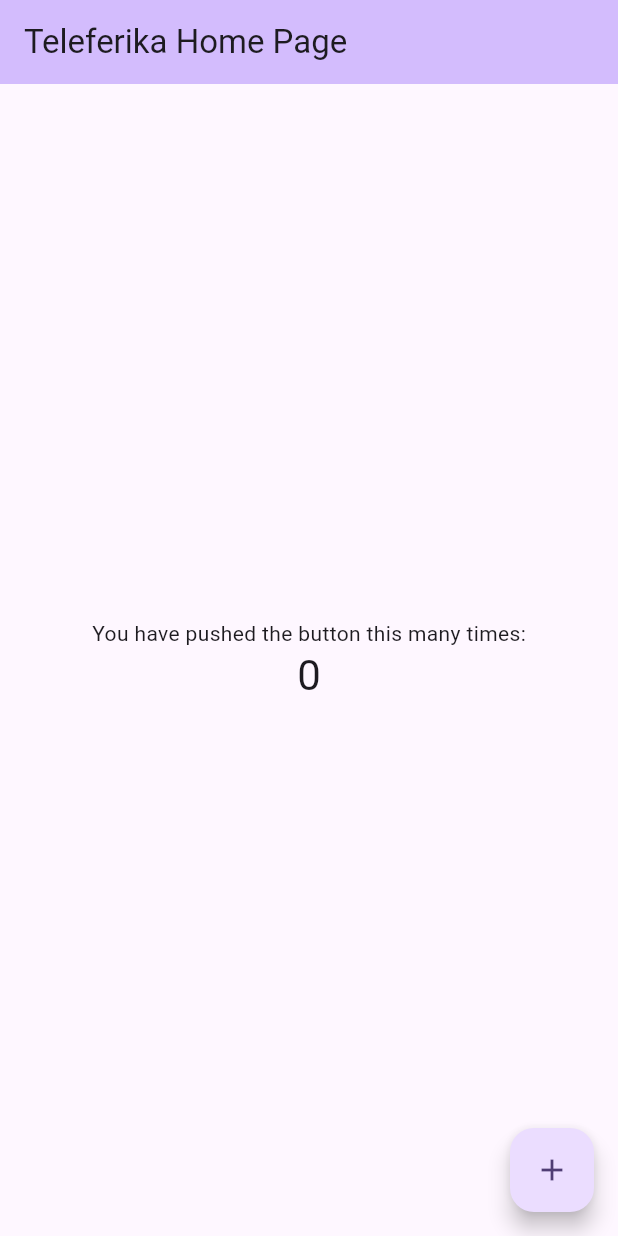
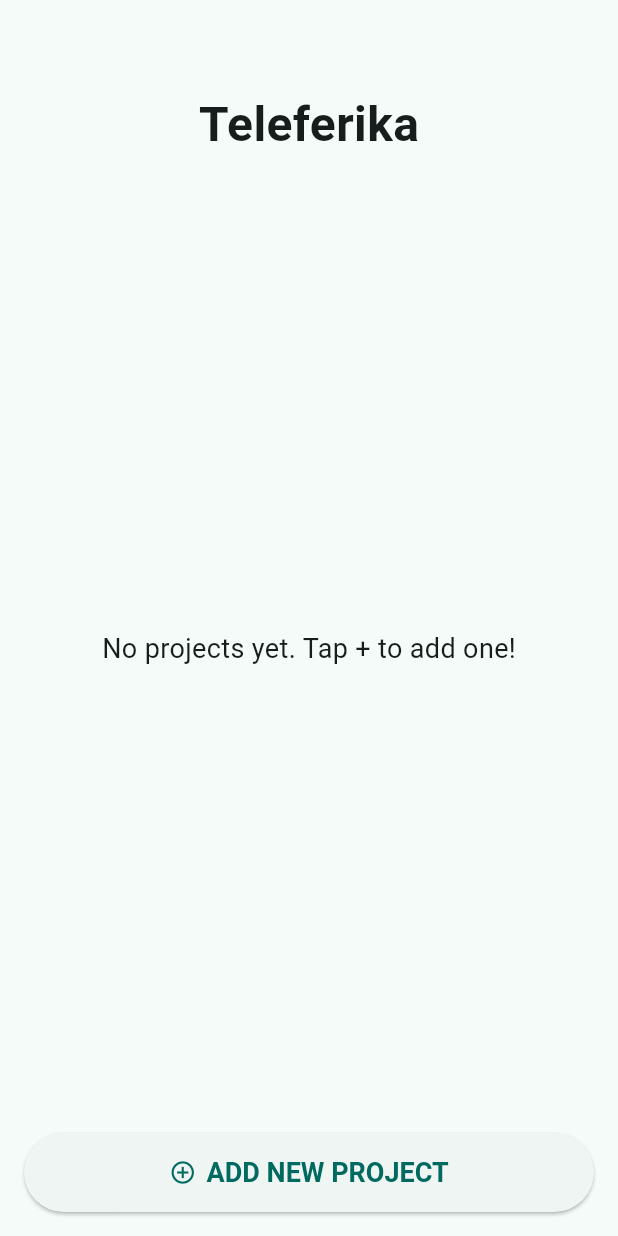
Before and after one commit to jlbbooks/Teleferika, a Flutter app: the screen it shows after launch, on a phone screen of 412 x 824 dp. Run offline on Flutter 3.47's test engine with Material 3 defaults, Android fonts, the phone set to English and light mode, and no system bars; our stand-ins replace sqflite; accounts and stored records are empty.

Commit message:
feat: Implement Project List Page and Last Update Tracking
This commit introduces a `ProjectsListPage` to display a list of projects from the database. It also adds a `last_update` timestamp to projects, automatically updating it on relevant operations and using it for sorting.

**Key Changes:**

- **`ProjectsListPage` (`lib/projects_list_page.dart`):**
    - Displays a list of projects fetched from `DatabaseHelper`.
    - Shows project name and formatted `last_update` time.
    - Includes an "ADD NEW PROJECT" button (currently adds a dummy project and refreshes the list).
    - Supports long-press on a project item to trigger a delete confirmation dialog and delete the project.
    - Uses `FutureBuilder` to handle loading and error states.
    - Placeholder navigation for adding/editing and viewing project details.
    - Includes a "Teleferika" title at the top of the page.
- **Database (`lib/db/database_helper.dart`):**
    - **Schema Update (Version 2):**
        - Added `last_update` (TEXT) column to the `projects` table.
        - Implemented `_onUpgrade` to handle database migration, adding the new column and populating it with the current time for existing projects.
        - Renamed database from "Projects.db" to "Photogrammetry.db".
    - **Timestamp Logic:**
        - `insertProject` and `updateProject` now automatically set/update the `last_update` field to the current time.
        - `getAllProjects` now orders projects by `last_update` in descending order (newest first).
        - Helper method `_updateProjectTimestamp` created to update a project's `last_update` time.
        - `insertPoint`, `updatePoint`, `deletePoint`, `insertImage`, `updateImage`, `deleteImage`, `setProjectStartingPoint`, and `setProjectEndingPoint` now call `_updateProjectTimestamp` to ensure the parent project's `last_update` is modified.
- **Project Model (`lib/db/models/project_model.dart`):**
    - Added `lastUpdate` (DateTime?) field.
    - Updated `toMap()` and `fromMap()` to handle serialization/deserialization of `lastUpdate` (using ISO8601 string format).
- **Main (`lib/main.dart`):**
    - Changed `MyApp`'s `home` to `ProjectsListPage`.
    - Removed the old `MyHomePage` (counter example).
    - Updated theme `seedColor` to `Colors.teal`.
- **Dependencies (`pubspec.yaml`):**
    - Added `intl: ^0.20.2` for date formatting in `ProjectsListPage`.

```diff
--- a/lib/db/models/project_model.dart
+++ b/lib/db/models/project_model.dart
@@ -1,9 +1,11 @@
+// project_model.dart
 class ProjectModel {
   final int? id;
   String name;
   int? startingPointId;
   int? endingPointId;
   double? azimuth;
+  DateTime? lastUpdate; // New field
 
   ProjectModel({
     this.id,
@@ -11,10 +13,9 @@ class ProjectModel {
     this.startingPointId,
     this.endingPointId,
     this.azimuth,
+    this.lastUpdate,
   });
 
-  // Convert a Project into a Map. The keys must correspond to the names of the
-  // columns in the database.
   Map<String, dynamic> toMap() {
     return {
       'id': id,
@@ -22,10 +23,11 @@ class ProjectModel {
       'starting_point_id': startingPointId,
       'ending_point_id': endingPointId,
       'azimuth': azimuth,
+      // Store DateTime as ISO8601 string or Unix timestamp (milliseconds)
+      'last_update': lastUpdate?.toIso8601String(),
     };
   }
 
-  // Implement fromMap if you need to convert from a Map back to a Project
   factory ProjectModel.fromMap(Map<String, dynamic> map) {
     return ProjectModel(
       id: map['id'],
@@ -33,11 +35,15 @@ class ProjectModel {
       startingPointId: map['starting_point_id'],
       endingPointId: map['ending_point_id'],
       azimuth: map['azimuth'],
+      // Parse from ISO8601 string or Unix timestamp
+      lastUpdate: map['last_update'] != null
+          ? DateTime.tryParse(map['last_update']) // Handles if parsing fails
+          : null,
     );
   }
 
   @override
   String toString() {
-    return 'Project{id: $id, name: $name, startingPointId: $startingPointId, endingPointId: $endingPointId, azimuth: $azimuth}';
+    return 'ProjectModel{id: $id, name: $name, startingPointId: $startingPointId, endingPointId: $endingPointId, azimuth: $azimuth, lastUpdate: $lastUpdate}';
   }
 }
--- a/lib/main.dart
+++ b/lib/main.dart
@@ -1,13 +1,15 @@
+// main.dart
 import 'dart:async';
 
 import 'package:flutter/material.dart';
 
 import 'db/database_helper.dart';
-import 'logger.dart';
+import 'logger.dart'; // Assuming logger.dart is in the same directory (lib)
+import 'projects_list_page.dart'; // Import your ProjectsListPage
 
 void main() {
-  // Ensure Flutter bindings are initialized before doing async work or using plugins.
   WidgetsFlutterBinding.ensureInitialized();
+  // Call the setupLogging function from logger.dart
   setupLogging();
   runApp(const MyAppRoot());
 }
@@ -21,11 +23,12 @@ class MyAppRoot extends StatefulWidget {
 
 class _MyAppRootState extends State<MyAppRoot> {
   bool _isLoading = true;
-  final int _minimumSplashTimeSeconds = 3; // Minimum time for splash screen
+  final int _minimumSplashTimeSeconds = 3;
 
   @override
   void initState() {
     super.initState();
+    // Use the logger instance from logger.dart
     logger.info("MyAppRoot initState: Starting app initialization.");
     _initializeApp();
   }
@@ -39,8 +42,9 @@ class _MyAppRootState extends State<MyAppRoot> {
       await dbHelper.database;
       logger.info("Database initialized successfully.");
 
+      // Simulate other checks (e.g., license, remote config)
       await Future.delayed(const Duration(milliseconds: 500));
-      logger.config("License check simulated successfully.");
+      logger.config("Other essential checks simulated successfully.");
       // Add more initialization steps here if needed
     } catch (e, stackTrace) {
       logger.severe("Error during app initialization", e, stackTrace);
@@ -63,6 +67,7 @@ class _MyAppRootState extends State<MyAppRoot> {
     }
 
     if (mounted) {
+      // Check if the widget is still in the tree
       setState(() {
         _isLoading = false;
       });
@@ -80,7 +85,7 @@ class _MyAppRootState extends State<MyAppRoot> {
       logger.finest("Building LoadingPage.");
       return const LoadingPage();
     } else {
-      logger.finest("Building MyApp.");
+      logger.finest("Building MyApp (which now loads ProjectsListPage).");
       return const MyApp();
     }
   }
@@ -89,16 +94,12 @@ class _MyAppRootState extends State<MyAppRoot> {
 class LoadingPage extends StatelessWidget {
   const LoadingPage({super.key});
 
-  // Create a logger for this specific widget/class if needed for more granular logging
-  // static final Logger _loadingPageLogger = Logger('LoadingPage');
-
   @override
   Widget build(BuildContext context) {
-    // _loadingPageLogger.fine("Building LoadingPage UI.");
     return MaterialApp(
       debugShowCheckedModeBanner: false,
       home: Scaffold(
-        backgroundColor: Colors.blueAccent,
+        backgroundColor: Colors.blueAccent, // Or your app's splash background
         body: Center(
           child: Column(
             mainAxisAlignment: MainAxisAlignment.center,
@@ -123,68 +124,20 @@ class LoadingPage extends StatelessWidget {
   }
 }
 
-// Your existing MyApp and MyHomePage
 class MyApp extends StatelessWidget {
   const MyApp({super.key});
 
   @override
   Widget build(BuildContext context) {
     return MaterialApp(
-      title: 'Teleferika', // Updated title
+      title: 'Teleferika',
       theme: ThemeData(
-        colorScheme: ColorScheme.fromSeed(seedColor: Colors.deepPurple),
+        colorScheme: ColorScheme.fromSeed(seedColor: Colors.teal),
+        // Example theme color
         useMaterial3: true,
       ),
-      home: const MyHomePage(title: 'Teleferika Home Page'),
+      debugShowCheckedModeBanner: false,
+      home: const ProjectsListPage(), // Set ProjectsListPage as the home screen
     );
   }
 }
-
-class MyHomePage extends StatefulWidget {
-  const MyHomePage({super.key, required this.title});
-
-  final String title;
-
-  @override
-  State<MyHomePage> createState() => _MyHomePageState();
-}
-
-class _MyHomePageState extends State<MyHomePage> {
-  int _counter = 0;
-
-  // static final Logger _homePageLogger = Logger('MyHomePage'); // Logger for this page
-
-  void _incrementCounter() {
-    // _homePageLogger.info("Counter incremented.");
-    setState(() {
-      _counter++;
-    });
-  }
-
-  @override
-  Widget build(BuildContext context) {
-    return Scaffold(
-      appBar: AppBar(
-        backgroundColor: Theme.of(context).colorScheme.inversePrimary,
-        title: Text(widget.title),
-      ),
-      body: Center(
-        child: Column(
-          mainAxisAlignment: MainAxisAlignment.center,
-          children: <Widget>[
-            const Text('You have pushed the button this many times:'),
-            Text(
-              '$_counter',
-              style: Theme.of(context).textTheme.headlineMedium,
-            ),
-          ],
-        ),
-      ),
-      floatingActionButton: FloatingActionButton(
-        onPressed: _incrementCounter,
-        tooltip: 'Increment',
-        child: const Icon(Icons.add),
-      ),
-    );
-  }
-}
--- /dev/null
+++ b/lib/projects_list_page.dart
@@ -0,0 +1,203 @@
+// projects_list_page.dart
+import 'package:flutter/material.dart';
+import 'package:intl/intl.dart';
+
+import 'db/database_helper.dart';
+import 'db/models/project_model.dart';
+
+// You'll need a page to navigate to for adding/editing projects
+// import 'add_edit_project_page.dart'; // Placeholder for now
+
+class ProjectsListPage extends StatefulWidget {
+  const ProjectsListPage({super.key});
+
+  @override
+  State<ProjectsListPage> createState() => _ProjectsListPageState();
+}
+
+class _ProjectsListPageState extends State<ProjectsListPage> {
+  final DatabaseHelper _dbHelper = DatabaseHelper.instance;
+  late Future<List<ProjectModel>> _projectsFuture;
+
+  @override
+  void initState() {
+    super.initState();
+    _refreshProjectsList();
+  }
+
+  void _refreshProjectsList() {
+    setState(() {
+      _projectsFuture = _dbHelper.getAllProjects();
+    });
+  }
+
+  void _navigateToAddProjectPage() async {
+    // Navigate to your Add/Edit Project Page.
+    // After returning from that page, refresh the list.
+    // Example:
+    // final result = await Navigator.push(
+    //   context,
+    //   MaterialPageRoute(builder: (context) => const AddEditProjectPage()),
+    // );
+    // if (result == true) { // Assuming AddEditProjectPage returns true on save
+    //   _refreshProjectsList();
+    // }
+    ScaffoldMessenger.of(context).showSnackBar(
+      const SnackBar(
+        content: Text('Add New Project Tapped (Implement Navigation)'),
+      ),
+    );
+    // For now, let's add a dummy project to see the list update
+    await _dbHelper.insertProject(
+      ProjectModel(name: "New Project ${DateTime.now().second}"),
+    );
+    _refreshProjectsList();
+  }
+
+  void _navigateToProjectDetails(ProjectModel project) {
+    ScaffoldMessenger.of(context).showSnackBar(
+      SnackBar(
+        content: Text('Tapped on ${project.name} (Implement Navigation)'),
+      ),
+    );
+    // Navigate to a page showing project details, points, etc.
+  }
+
+  @override
+  Widget build(BuildContext context) {
+    return Scaffold(
+      body: Column(
+        children: <Widget>[
+          // App Title
+          Container(
+            padding: const EdgeInsets.only(top: 60.0, bottom: 20.0),
+            // Adjust for status bar
+            alignment: Alignment.center,
+            child: const Text(
+              'Teleferika',
+              style: TextStyle(
+                fontSize: 32.0,
+                fontWeight: FontWeight.bold,
+                // color: Theme.of(context).primaryColor, // Optional: use theme color
+              ),
+            ),
+          ),
+
+          // Projects List
+          Expanded(
+            child: FutureBuilder<List<ProjectModel>>(
+              future: _projectsFuture,
+              builder: (context, snapshot) {
+                if (snapshot.connectionState == ConnectionState.waiting) {
+                  return const Center(child: CircularProgressIndicator());
+                } else if (snapshot.hasError) {
+                  return Center(child: Text('Error: ${snapshot.error}'));
+                } else if (!snapshot.hasData || snapshot.data!.isEmpty) {
+                  return const Center(
+                    child: Text(
+                      'No projects yet. Tap + to add one!',
+                      style: TextStyle(fontSize: 18.0),
+                    ),
+                  );
+                }
+
+                final projects = snapshot.data!;
+                return ListView.builder(
+                  itemCount: projects.length,
+                  itemBuilder: (context, index) {
+                    final project = projects[index];
+                    String formattedDate = project.lastUpdate != null
+                        ? DateFormat(
+                            'MMM d, yyyy HH:mm',
+                          ).format(project.lastUpdate!)
+                        : 'N/A';
+                    return Card(
+                      margin: const EdgeInsets.symmetric(
+                        horizontal: 16.0,
+                        vertical: 6.0,
+                      ),
+                      child: ListTile(
+                        title: Text(
+                          project.name,
+                          style: const TextStyle(fontWeight: FontWeight.w500),
+                        ),
+                        subtitle: Text('Last updated: $formattedDate'),
+                        trailing: const Icon(
+                          Icons.arrow_forward_ios,
+                          size: 16.0,
+                        ),
+                        onTap: () {
+                          _navigateToProjectDetails(project);
+                        },
+                        onLongPress: () async {
+                          // Example: Delete on long press
+                          bool? confirmDelete = await showDialog<bool>(
+                            context: context,
+                            builder: (BuildContext context) {
+                              return AlertDialog(
+                                title: const Text('Delete Project?'),
+                                content: Text(
+                                  'Are you sure you want to delete "${project.name}"? This cannot be undone.',
+                                ),
+                                actions: <Widget>[
+                                  TextButton(
+                                    child: const Text('Cancel'),
+                                    onPressed: () =>
+                                        Navigator.of(context).pop(false),
+                                  ),
+                                  TextButton(
+                                    child: const Text(
+                                      'Delete',
+                                      style: TextStyle(color: Colors.red),
+                                    ),
+                                    onPressed: () =>
+                                        Navigator.of(context).pop(true),
+                                  ),
+                                ],
+                              );
+                            },
+                          );
+                          if (confirmDelete == true && project.id != null) {
+                            await _dbHelper.deleteProject(project.id!);
+                            _refreshProjectsList();
+                            ScaffoldMessenger.of(context).showSnackBar(
+                              SnackBar(
+                                content: Text(
+                                  'Project "${project.name}" deleted.',
+                                ),
+                              ),
+                            );
+                          }
+                        },
+                      ),
+                    );
+                  },
+                );
+              },
+            ),
+          ),
+
+          // Add Project Button
+          Container(
+            padding: const EdgeInsets.all(16.0),
+            width: double.infinity,
+            child: ElevatedButton.icon(
+              icon: const Icon(Icons.add_circle_outline),
+              label: const Text('ADD NEW PROJECT'),
+              style: ElevatedButton.styleFrom(
+                padding: const EdgeInsets.symmetric(vertical: 16.0),
+                textStyle: const TextStyle(
+                  fontSize: 18.0,
+                  fontWeight: FontWeight.bold,
+                ),
+                // backgroundColor: Theme.of(context).primaryColor, // Optional
+                // foregroundColor: Colors.white, // Optional
+              ),
+              onPressed: _navigateToAddProjectPage,
+            ),
+          ),
+        ],
+      ),
+    );
+  }
+}
--- a/pubspec.yaml
+++ b/pubspec.yaml
@@ -38,6 +38,7 @@ dependencies:
   sqflite: ^2.4.2
   path: ^1.9.1
   logging: ^1.3.0
+  intl: ^0.20.2
 
 dev_dependencies:
   flutter_test:
```
Also changed, not shown: lib/db/database_helper.dart (+131 -68 lines), pubspec.lock.
